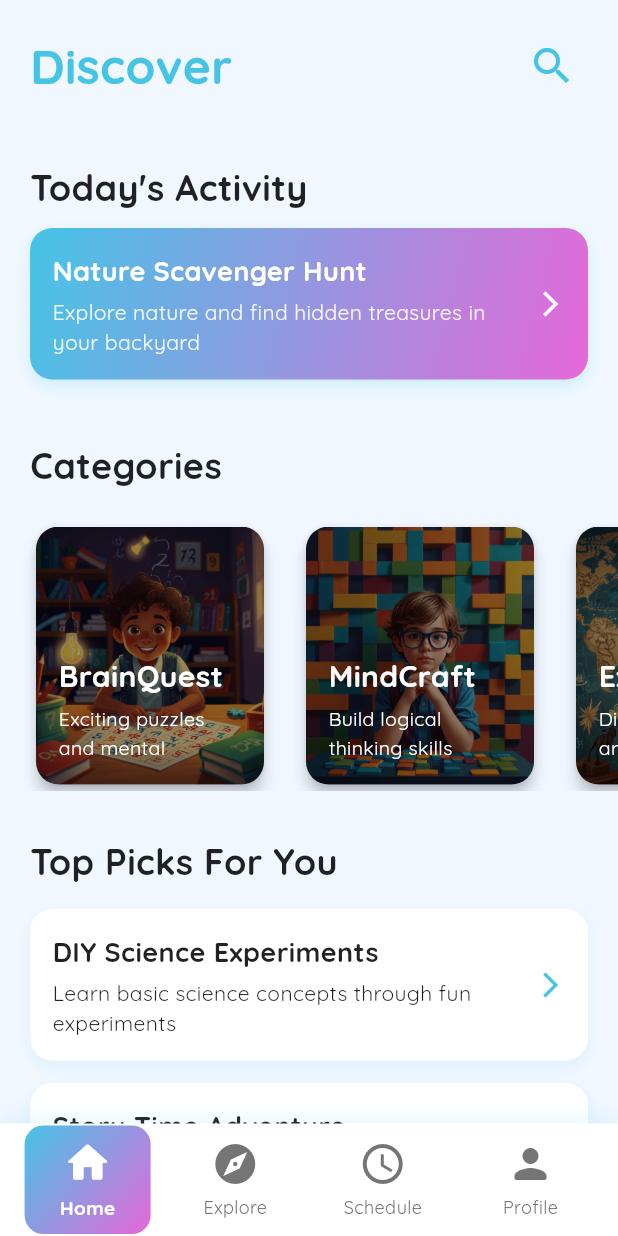
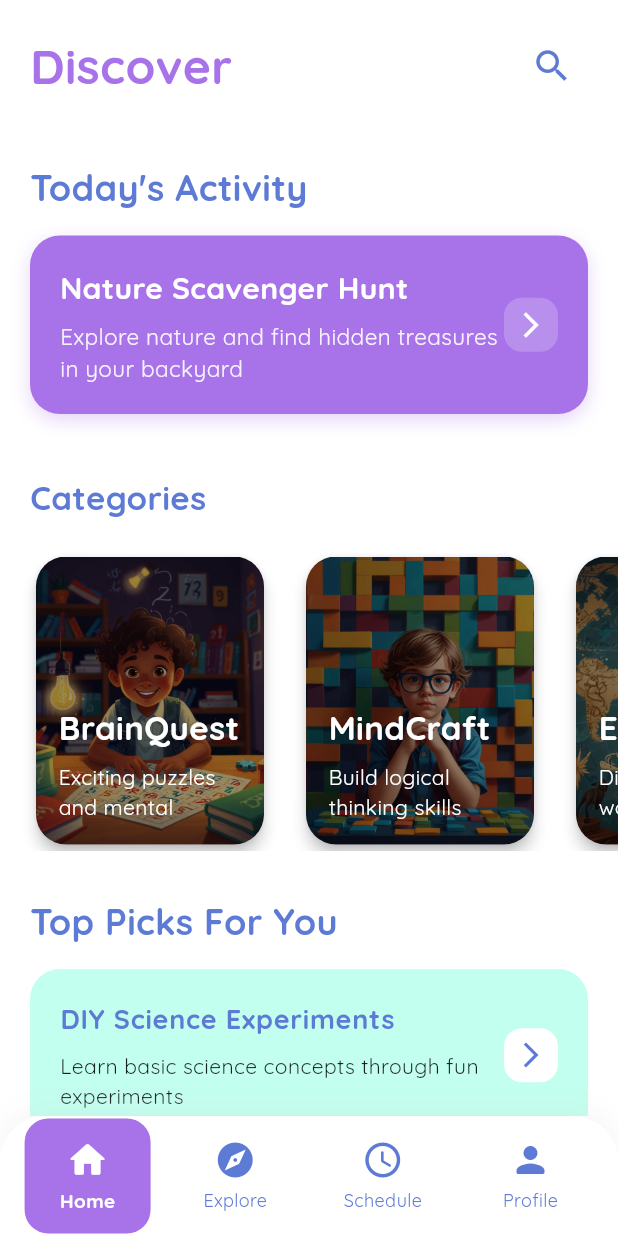
Before and after one commit to DevRutu/Brillio_Project, a Flutter app: the HomeScreen screen opened directly, on a phone screen of 412 x 824 dp. Run offline on Flutter 3.47's test engine with Material 3 defaults, Android fonts, the light colour scheme and no system bars; drawn by our look-alikes of flutter_animate; our stand-ins replace cached_network_image, cloud_firestore, firebase_auth, firebase_core, flutter_dotenv, flutter_svg and 2 more; accounts and stored records are empty.

Commit message:
some ui changes

```diff
--- a/lib/screens/home_screen.dart
+++ b/lib/screens/home_screen.dart
@@ -55,7 +55,7 @@ class _HomeScreenState extends State<HomeScreen> {
   @override
   Widget build(BuildContext context) {
     return Scaffold(
-      backgroundColor: const Color(0xFFF0F7FF),
+      backgroundColor: Colors.white,
       body: SafeArea(
         child: SingleChildScrollView(
           child: Column(
@@ -86,17 +86,23 @@ class _HomeScreenState extends State<HomeScreen> {
             style: GoogleFonts.quicksand(
               fontSize: 32,
               fontWeight: FontWeight.bold,
-              color: const Color(0xFF45C4E6),
+              color: const Color(0xFFA873E8),
             ),
           ),
-          IconButton(
+          Container(
+            decoration: BoxDecoration(
+              color: const Color.fromARGB(255, 255, 255, 255),
+              borderRadius: BorderRadius.circular(15),
+            ),
+            child: IconButton(
               icon: const Icon(
                 Icons.search,
-              color: Color(0xFF45C4E6),
-              size: 32,
+                color: Color(0xFF5D7BD5),
+                size: 28,
               ),
               padding: const EdgeInsets.all(8),
               onPressed: () {},
+            ),
           ),
         ],
       ),
@@ -114,28 +120,20 @@ class _HomeScreenState extends State<HomeScreen> {
             style: GoogleFonts.quicksand(
               fontSize: 24,
               fontWeight: FontWeight.bold,
-              color: Colors.black87,
+              color: const Color(0xFF5D7BD5),
             ),
           ),
-          const SizedBox(height: 10),
-          InkWell(
-            onTap: () {
-              // Handle tap
-            },
-            child: Container(
+          const SizedBox(height: 15),
+          Container(
             width: double.infinity,
-              padding: const EdgeInsets.all(15),
+            padding: const EdgeInsets.all(20),
             decoration: BoxDecoration(
-                gradient: const LinearGradient(
-                  begin: Alignment.topLeft,
-                  end: Alignment.bottomRight,
-                  colors: [Color(0xFF45C4E6), Color(0xFFE668D9)],
-                ),
-                borderRadius: BorderRadius.circular(15),
+              color: const Color(0xFFA873E8),
+              borderRadius: BorderRadius.circular(20),
               boxShadow: [
                 BoxShadow(
-                    color: const Color(0xFF45C4E6).withOpacity(0.2),
-                    blurRadius: 8,
+                  color: const Color(0xFFA873E8).withOpacity(0.3),
+                  blurRadius: 10,
                   offset: const Offset(0, 4),
                 ),
               ],
@@ -149,29 +147,35 @@ class _HomeScreenState extends State<HomeScreen> {
                       Text(
                         'Nature Scavenger Hunt',
                         style: GoogleFonts.quicksand(
-                            fontSize: 18,
+                          fontSize: 20,
                           fontWeight: FontWeight.bold,
                           color: Colors.white,
                         ),
                       ),
-                        const SizedBox(height: 5),
+                      const SizedBox(height: 8),
                       Text(
                         'Explore nature and find hidden treasures in your backyard',
                         style: GoogleFonts.quicksand(
-                            fontSize: 14,
+                          fontSize: 15,
                           color: Colors.white.withOpacity(0.9),
                         ),
                       ),
                     ],
                   ),
                 ),
-                  const Icon(
+                Container(
+                  padding: const EdgeInsets.all(8),
+                  decoration: BoxDecoration(
+                    color: Colors.white.withOpacity(0.2),
+                    borderRadius: BorderRadius.circular(12),
+                  ),
+                  child: const Icon(
                     Icons.arrow_forward_ios,
                     color: Colors.white,
                     size: 20,
                   ),
+                ),
               ],
-              ),
             ),
           ),
         ],
@@ -188,14 +192,14 @@ class _HomeScreenState extends State<HomeScreen> {
           child: Text(
             'Categories',
             style: GoogleFonts.quicksand(
-              fontSize: 24,
+              fontSize: 22,
               fontWeight: FontWeight.bold,
-              color: Colors.black87,
+              color: const Color(0xFF5D7BD5),
             ),
           ),
         ),
         SizedBox(
-          height: 180,
+          height: 200,
           child: ListView.builder(
             scrollDirection: Axis.horizontal,
             padding: const EdgeInsets.symmetric(horizontal: 10),
@@ -215,10 +219,10 @@ class _HomeScreenState extends State<HomeScreen> {
       margin: const EdgeInsets.symmetric(horizontal: 10),
       child: Card(
         elevation: 4,
-        shape: RoundedRectangleBorder(borderRadius: BorderRadius.circular(15)),
+        shape: RoundedRectangleBorder(borderRadius: BorderRadius.circular(20)),
         child: Container(
           decoration: BoxDecoration(
-            borderRadius: BorderRadius.circular(15),
+            borderRadius: BorderRadius.circular(20),
             image: DecorationImage(
               image: AssetImage(category['image']!),
               fit: BoxFit.cover,
@@ -237,16 +241,16 @@ class _HomeScreenState extends State<HomeScreen> {
                 Text(
                   category['title']!,
                   style: GoogleFonts.quicksand(
-                    fontSize: 20,
+                    fontSize: 22,
                     fontWeight: FontWeight.bold,
                     color: Colors.white,
                   ),
                 ),
-                const SizedBox(height: 5),
+                const SizedBox(height: 8),
                 Text(
                   category['description']!,
                   style: GoogleFonts.quicksand(
-                    fontSize: 13,
+                    fontSize: 14,
                     color: Colors.white,
                     fontWeight: FontWeight.w500,
                   ),
@@ -294,7 +298,7 @@ class _HomeScreenState extends State<HomeScreen> {
             style: GoogleFonts.quicksand(
               fontSize: 24,
               fontWeight: FontWeight.bold,
-              color: Colors.black87,
+              color: const Color(0xFF5D7BD5),
             ),
           ),
         ),
@@ -305,55 +309,46 @@ class _HomeScreenState extends State<HomeScreen> {
           itemCount: activities.length,
           padding: const EdgeInsets.symmetric(horizontal: 20),
           itemBuilder: (context, index) {
-            return InkWell(
-              onTap: () {
-                // Handle tap
-              },
-              child: Container(
+            return Container(
               margin: const EdgeInsets.only(bottom: 15),
-                padding: const EdgeInsets.all(15),
               decoration: BoxDecoration(
-                  color: Colors.white,
-                  borderRadius: BorderRadius.circular(15),
-                  boxShadow: [
-                    BoxShadow(
-                      color: const Color(0xFF45C4E6).withOpacity(0.1),
-                      blurRadius: 8,
-                      offset: const Offset(0, 4),
+                color: const Color(0xFFC2FFEE),
+                borderRadius: BorderRadius.circular(20),
               ),
-                  ],
+              child: ListTile(
+                contentPadding: const EdgeInsets.symmetric(
+                  horizontal: 20,
+                  vertical: 12,
                 ),
-                child: Row(
-                  children: [
-                    Expanded(
-                      child: Column(
-                        crossAxisAlignment: CrossAxisAlignment.start,
-                        children: [
-                          Text(
+                title: Text(
                   activities[index]['title']!,
                   style: GoogleFonts.quicksand(
                     fontSize: 18,
                     fontWeight: FontWeight.bold,
-                              color: Colors.black87,
+                    color: const Color(0xFF5D7BD5),
                   ),
                 ),
-                          const SizedBox(height: 5),
-                          Text(
+                subtitle: Padding(
+                  padding: const EdgeInsets.only(top: 8),
+                  child: Text(
                     activities[index]['description']!,
                     style: GoogleFonts.quicksand(
                       fontSize: 14,
                       color: Colors.black87,
                     ),
                   ),
-                        ],
                 ),
+                trailing: Container(
+                  padding: const EdgeInsets.all(8),
+                  decoration: BoxDecoration(
+                    color: Colors.white,
+                    borderRadius: BorderRadius.circular(12),
                   ),
-                    Icon(
+                  child: Icon(
                     Icons.arrow_forward_ios,
-                      color: const Color(0xFF45C4E6),
+                    color: const Color(0xFF5D7BD5),
                     size: 20,
                   ),
-                  ],
                 ),
               ),
             );
@@ -365,13 +360,17 @@ class _HomeScreenState extends State<HomeScreen> {
 
   Widget _buildBottomNavBar() {
     return Container(
-      height: 75,
+      height: 80,
       decoration: BoxDecoration(
         color: Colors.white,
+        borderRadius: const BorderRadius.only(
+          topLeft: Radius.circular(30),
+          topRight: Radius.circular(30),
+        ),
         boxShadow: [
           BoxShadow(
-            color: const Color(0xFF45C4E6).withOpacity(0.1),
-            blurRadius: 10,
+            color: const Color.fromARGB(255, 210, 210, 210).withOpacity(0.2),
+            blurRadius: 15,
             offset: const Offset(0, -5),
           ),
         ],
@@ -395,40 +394,36 @@ Widget _buildBottomNavBar() {
       onTap: () => setState(() => _selectedIndex = index),
       child: Container(
         width: 80,
-        padding: const EdgeInsets.symmetric(vertical: 8),
+        padding: const EdgeInsets.symmetric(vertical: 12),
         decoration: BoxDecoration(
-          gradient: isSelected
-              ? const LinearGradient(
-                  begin: Alignment.topLeft,
-                  end: Alignment.bottomRight,
-                  colors: [Color(0xFF45C4E6), Color(0xFFE668D9)],
-                )
-              : null,
-          color: isSelected ? null : Colors.transparent,
-          borderRadius: BorderRadius.circular(12),
+          color: isSelected ? const Color(0xFFA873E8) : Colors.transparent,
+          borderRadius: BorderRadius.circular(15),
+          // Border property removed
         ),
         child: Column(
           mainAxisSize: MainAxisSize.min,
           children: [
             Icon(
               icon,
-              color: isSelected ? Colors.white : Colors.grey[600],
-              size: 32,
+              color: isSelected ? Colors.white : const Color(0xFF5D7BD5),
+              size: 28,
             ),
             const SizedBox(height: 4),
             Text(
               label,
               style: GoogleFonts.quicksand(
-                color: isSelected ? Colors.white : Colors.grey[600],
+                color: isSelected ? Colors.white : const Color(0xFF5D7BD5),
                 fontSize: 12,
                 fontWeight: isSelected ? FontWeight.w700 : FontWeight.w500,
               ),
             ),
           ],
         ),
-      ).animate(
+      )
+          .animate(
             target: isSelected ? 1 : 0,
-      ).scale(
+          )
+          .scale(
             duration: const Duration(milliseconds: 200),
             curve: Curves.easeInOut,
             begin: const Offset(1, 1),
```
Also changed, not shown: lib/main.dart (+20 -24 lines), lib/screens/loading_screen.dart (+46 -24 lines), lib/screens/signin_screen.dart (+64 -37 lines), lib/screens/signup_screen.dart (+76 -32 lines), pubspec.lock, 6 other files. Lines whose indentation alone changed are shown as unchanged.
